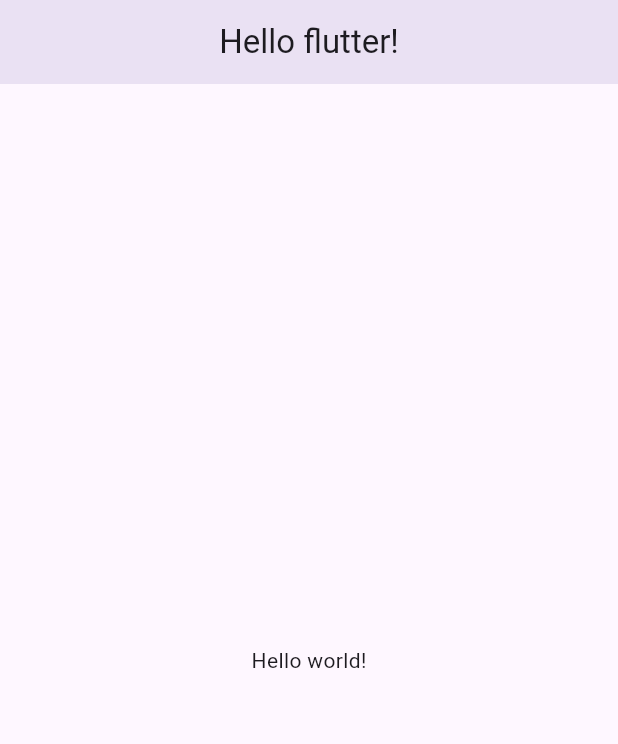
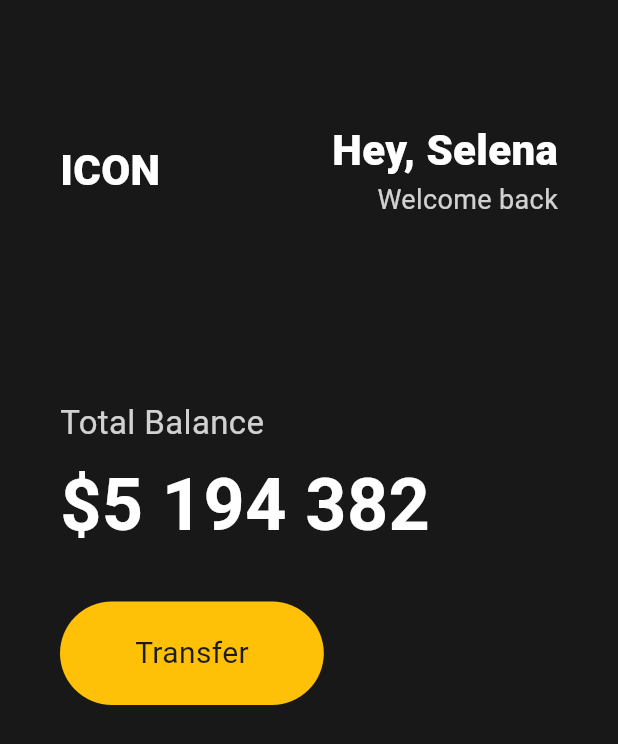
Before and after one commit to CatFFather/flutter_toonfix, a Flutter app: the screen it shows after launch, on a phone screen of 412 x 824 dp. Shown: the top 744 px of the screen. Run offline on Flutter 3.47's test engine with Material 3 defaults, Android fonts, the phone set to English and light mode, and no system bars.

Commit message:
[MOD]3.4까지 수강

```diff
--- a/lib/main.dart
+++ b/lib/main.dart
@@ -1,5 +1,8 @@
+import 'dart:io';
+
 import 'package:flutter/cupertino.dart';
 import 'package:flutter/material.dart';
+// ignore_for_file: prefer_const_constructors
 
 class Player {
   String? name;
@@ -18,6 +21,8 @@ void main() {
 
 // Widget으로 만드려면 flutter SDK에 있는 3개의 core Widget중에 하나를 상속 받아야 함
 class App extends StatelessWidget {
+  const App({super.key});
+
   // build 에서 return 하는것을 화면에서 보여줌 --> 모든 것이 Widget 이기 때문에 Widget을 return 함
   @override
   Widget build(BuildContext context) {
@@ -26,13 +31,154 @@ class App extends StatelessWidget {
       // MaterialApp class의 property
       // flutter 개발의 규칙 중 하나 scaffold가 있어야 함. scaffold는 화면의 구조를 제공함 모바일 앱의 모든 화면은 scaffold가 필요함
       home: Scaffold(
-        appBar: AppBar(
-          elevation: 10,
-          centerTitle: true,
-          title: Text('Hello flutter!'),
-        ),
-        body: Center(
-          child: Text('Hello world!'),
+        // appBar: AppBar(
+        //   elevation: 10,
+        //   centerTitle: true,
+        //   title: Text('Hello flutter!'),
+        // ),
+        backgroundColor: const Color(
+            0xFF181818), // Color.fromARGB(255,24,24,24),Color.fromRGBO(24,24,24,1) 로 표현가능
+        body: Padding(
+          padding: const EdgeInsets.symmetric(
+            // vertical: 0,
+            horizontal: 40,
+          ),
+          child: Column(
+            crossAxisAlignment: CrossAxisAlignment.start,
+            // Row는 서로를 옆에(수평), Column은 서로를 위아래(수직) 놓고 싶을 때
+            //  List<Widget> children = const <Widget>[], 이 부분 상당 히 중요함 우리가 만들 화면은(수직구조) 여러개의 Column이 존재 할 예정 그래서 list로 받음
+            children: [
+              // SizedBox는 단지 size가 있는 box
+              SizedBox(
+                height: 80,
+              ),
+              Row(
+                // Rowd에서는 MainAxisAlignment 는 수평 , crossAxisAlignment 는 수직
+                // css flex에서 flex-direction: row와 같은 원리;
+                mainAxisAlignment: MainAxisAlignment.spaceBetween,
+                children: [
+                  Column(
+                    children: const [
+                      Text(
+                        'ICON',
+                        style: TextStyle(
+                          color: Colors.white,
+                          fontSize: 28,
+                          fontWeight: FontWeight.w800,
+                        ),
+                      ),
+                    ],
+                  ),
+                  Column(
+                    // Column 에서는 MainAxisAlignment 는 수직 , crossAxisAlignment 는 수평
+                    // css flex에서 flex-direction: column와 같은 원리;
+                    crossAxisAlignment: CrossAxisAlignment.end,
+                    children: [
+                      Text(
+                        'Hey, Selena',
+                        style: TextStyle(
+                          color: Colors.white,
+                          fontSize: 28,
+                          fontWeight: FontWeight.w800,
+                        ),
+                      ),
+                      Text(
+                        'Welcome back',
+                        style: TextStyle(
+                          color: Colors.white.withOpacity(0.8),
+                          fontSize: 18,
+                        ),
+                      ),
+                    ],
+                  ),
+                ],
+              ),
+              SizedBox(
+                height: 120,
+              ),
+              Text(
+                'Total Balance',
+                style: TextStyle(
+                  fontSize: 22,
+                  color: Colors.white.withOpacity(0.8),
+                ),
+              ),
+              SizedBox(
+                height: 5,
+              ),
+              Text(
+                '\$5 194 382',
+                style: TextStyle(
+                  fontSize: 48,
+                  fontWeight: FontWeight.w600,
+                  color: Colors.white,
+                ),
+              ),
+              SizedBox(
+                height: 30,
+              ),
+              Row(
+                children: [
+                  // Container 은 div 와 비슷함
+                  Container(
+                    decoration: BoxDecoration(
+                      color: Colors.amber,
+                      borderRadius: BorderRadius.circular(45),
+                    ),
+                    child: Padding(
+                      padding: EdgeInsets.symmetric(
+                        vertical: 20,
+                        horizontal: 50,
+                      ),
+                      child: Text(
+                        'Transfer',
+                        style: TextStyle(
+                          fontSize: 20,
+                        ),
+                      ),
+                    ),
+                  )
+                ],
+              ),
+
+              // Padding(
+              //   padding: EdgeInsets.symmetric(horizontal: 0, vertical: 60),
+              //   child: Row(
+              //     children: [
+              //       Column(
+              //         children: [
+              //           Text(
+              //             'Total Balance',
+              //             style: TextStyle(
+              //               color: Colors.white.withOpacity(0.8),
+              //               fontSize: 18,
+              //             ),
+              //           ),
+              //           Text(
+              //             '5194382',
+              //             style: TextStyle(
+              //               color: Colors.white,
+              //               fontSize: 28,
+              //               fontWeight: FontWeight.w800,
+              //             ),
+              //           ),
+              //           Row(
+              //             children: [
+              //               TextButton(
+              //                   onPressed: () => {print('test')},
+              //                   child: Text('Transfer')),
+              //               TextButton(
+              //                   onPressed: () => {print('test')},
+              //                   child: Text('Request')),
+              //             ],
+              //           ),
+              //         ],
+              //       ),
+              //     ],
+              //   ),
+              // )
+            ],
+          ),
         ),
       ),
     );
```
